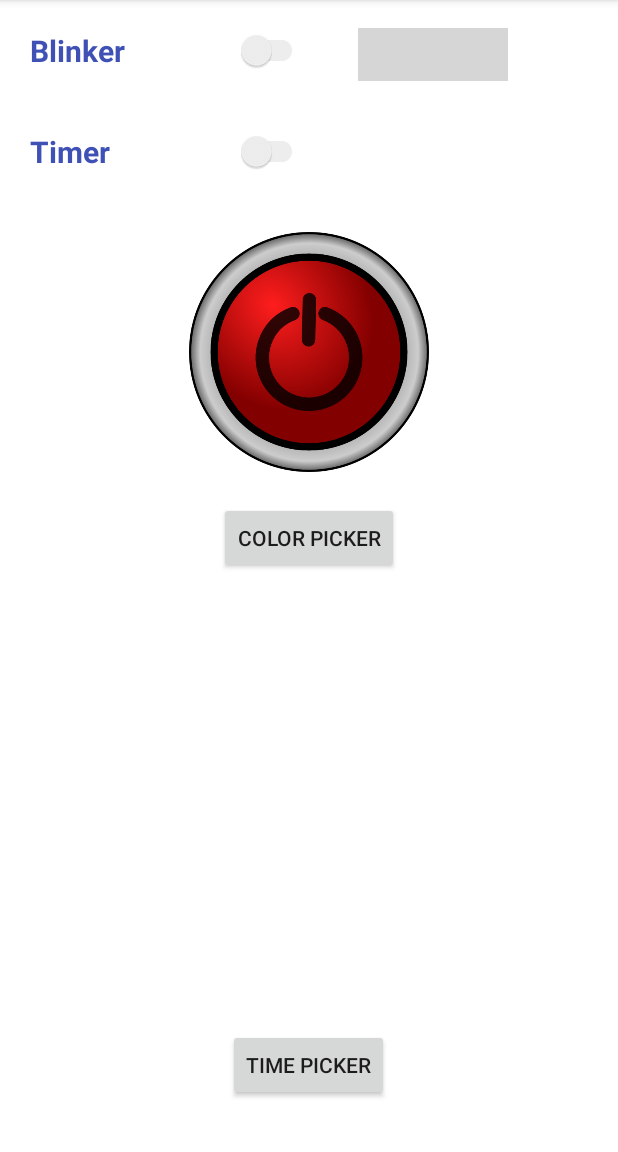
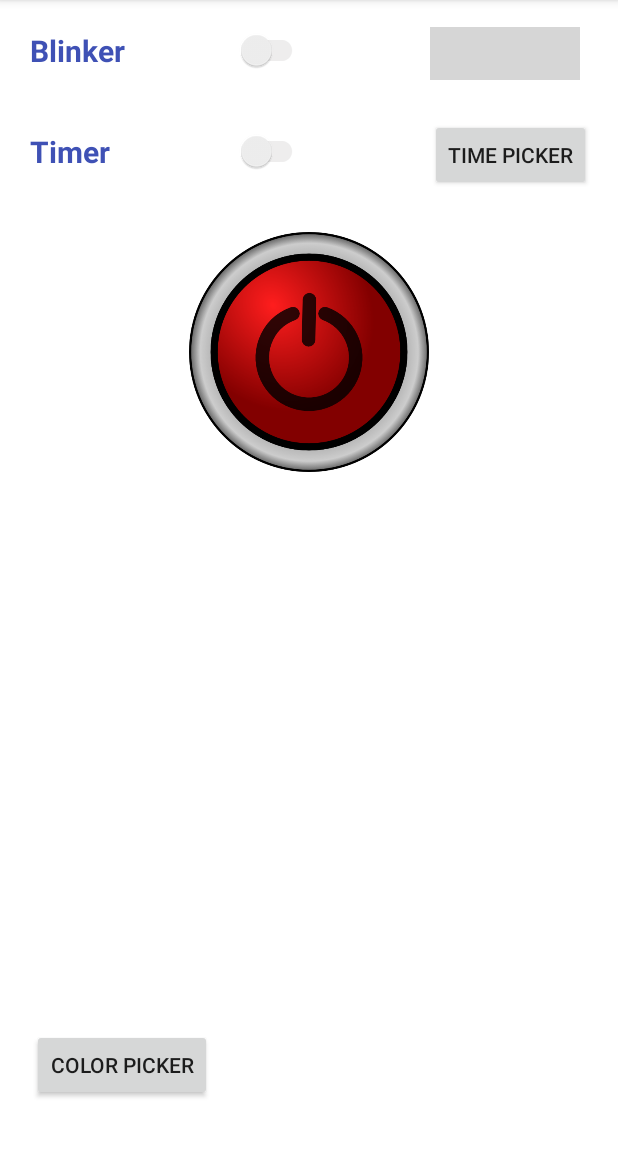
Before and after one commit to dishamahajan/Myapp1, an Android app: the screen it shows after launch (MainActivity), on a phone screen of 412 x 824 dp, the part 84-1236 px from its top. Run offline under Robolectric (Android 15) with nearby library versions, the phone set to English and light mode, and no system bars; our stand-ins replace AdMob; libraries missing offline, so code that uses them is left out: com.michaelmuenzer.android, yuku.ambilwarna; plain views replace ScrollableNumberPicker; grey boxes are pictures that could not be loaded.

Commit message:
Package name changes from - androidflashlightapp.inducesmile.com.myapp1 to - com.appmec.flashlightlite
Test Projects deleted

Time picker moved to right position

```diff
--- a/app/build.gradle
+++ b/app/build.gradle
@@ -10,9 +10,9 @@ android {
         }
     }
     compileSdkVersion 25
-    buildToolsVersion "25.0.2"
+    buildToolsVersion "25.0.3"
     defaultConfig {
-        applicationId "androidflashlightapp.inducesmile.com.myapp1"
+        applicationId "com.appmec.flashlightlite"
         minSdkVersion 16
         targetSdkVersion 25
         versionCode 3
--- a/app/src/main/AndroidManifest.xml
+++ b/app/src/main/AndroidManifest.xml
@@ -1,6 +1,6 @@
 <?xml version="1.0" encoding="utf-8"?>
 <manifest xmlns:android="http://schemas.android.com/apk/res/android"
-    package="androidflashlightapp.inducesmile.com.myapp1">
+    package="com.appmec.flashlightlite">
 
     <uses-permission android:name="android.permission.CAMERA" />
     <uses-permission android:name="android.permission.FLASHLIGHT" />
--- a/app/src/main/java/androidflashlightapp/inducesmile/com/myapp1/MainActivity.java
+++ b/app/src/main/java/com/appmec/flashlightlite/MainActivity.java
@@ -1,4 +1,4 @@
-package androidflashlightapp.inducesmile.com.myapp1;
+package com.appmec.flashlightlite;
 
 import android.app.AlertDialog;
 import android.app.DialogFragment;
@@ -135,7 +135,7 @@ public class MainActivity extends AppCompatActivity implements OnCheckedChangeLi
                 } else {
                     turnOffLight();
                 }
-                SwitchCompat switchCompat = (SwitchCompat) findViewById(R.id.timer);
+                SwitchCompat switchCompat = (SwitchCompat) findViewById(com.appmec.flashlightlite.R.id.timer);
                 switchCompat.setChecked(false);
                 timerText.setText("");
                 toast = Toast.makeText(MainActivity.this, "Timer : OFF", duration);
@@ -161,11 +161,11 @@ public class MainActivity extends AppCompatActivity implements OnCheckedChangeLi
     @Override
     protected void onCreate(Bundle savedInstanceState) {
         super.onCreate(savedInstanceState);
-        setContentView(R.layout.activity_main);
+        setContentView(com.appmec.flashlightlite.R.layout.activity_main);
 
-        relativeLayout = (RelativeLayout) findViewById(R.id.main);
-        button = (Button) findViewById(R.id.button);
-        DefaultColor = ContextCompat.getColor(MainActivity.this, R.color.white);
+        relativeLayout = (RelativeLayout) findViewById(com.appmec.flashlightlite.R.id.main);
+        button = (Button) findViewById(com.appmec.flashlightlite.R.id.button);
+        DefaultColor = ContextCompat.getColor(MainActivity.this, com.appmec.flashlightlite.R.color.white);
 
         button.setOnClickListener(new View.OnClickListener() {
             @Override
@@ -174,20 +174,20 @@ public class MainActivity extends AppCompatActivity implements OnCheckedChangeLi
             }
         });
 
-        isOnOFF = (ImageButton) findViewById(R.id.isOnOFF);
+        isOnOFF = (ImageButton) findViewById(com.appmec.flashlightlite.R.id.isOnOFF);
         isTorchOn = false;
         this.pm = (PowerManager) getSystemService(Context.POWER_SERVICE);
         screenOn = this.pm.isScreenOn();
-        timerPicker = (Button) findViewById(R.id.timePicker);
-        timerText = (TextView) findViewById(R.id.timerText);
+        timerPicker = (Button) findViewById(com.appmec.flashlightlite.R.id.timePicker);
+        timerText = (TextView) findViewById(com.appmec.flashlightlite.R.id.timerText);
 
         //for blinker
-        blinker = (SwitchCompat) findViewById(R.id.blinker);
+        blinker = (SwitchCompat) findViewById(com.appmec.flashlightlite.R.id.blinker);
         blinker.setOnCheckedChangeListener(this);
         blinker.setChecked(false);
 
         //for timer
-        timer = (SwitchCompat) findViewById(R.id.timer);
+        timer = (SwitchCompat) findViewById(com.appmec.flashlightlite.R.id.timer);
         timer.setOnCheckedChangeListener(this);
         timer.setChecked(false);
 
@@ -199,9 +199,9 @@ public class MainActivity extends AppCompatActivity implements OnCheckedChangeLi
 
         if (!isFlashAvailable) {
             AlertDialog alert = new AlertDialog.Builder(MainActivity.this).create();
-            alert.setTitle(getString(R.string.app_name));
-            alert.setMessage(getString(R.string.msg_error));
-            alert.setButton(DialogInterface.BUTTON_POSITIVE, getString(R.string.lbl_ok), new DialogInterface.OnClickListener() {
+            alert.setTitle(getString(com.appmec.flashlightlite.R.string.app_name));
+            alert.setMessage(getString(com.appmec.flashlightlite.R.string.msg_error));
+            alert.setButton(DialogInterface.BUTTON_POSITIVE, getString(com.appmec.flashlightlite.R.string.lbl_ok), new DialogInterface.OnClickListener() {
                 public void onClick(DialogInterface dialog, int which) {
                     finish();
                 }
@@ -279,7 +279,7 @@ public class MainActivity extends AppCompatActivity implements OnCheckedChangeLi
             }
         });
 
-        final ScrollableNumberPicker blinkerNumberPicker = (ScrollableNumberPicker) findViewById(R.id.number_picker_blinker);
+        final ScrollableNumberPicker blinkerNumberPicker = (ScrollableNumberPicker) findViewById(com.appmec.flashlightlite.R.id.number_picker_blinker);
         blinkerNumberPicker.setListener(new ScrollableNumberPickerListener() {
             @Override
             public void onNumberPicked(int value) {
@@ -356,7 +356,7 @@ public class MainActivity extends AppCompatActivity implements OnCheckedChangeLi
 
         //Admob
         MobileAds.initialize(this, "ca-app-pub-7860341576927713~5587659182");
-        mAdView = (AdView) findViewById(R.id.adViewAd);
+        mAdView = (AdView) findViewById(com.appmec.flashlightlite.R.id.adViewAd);
         AdRequest adRequest = new AdRequest.Builder()
                 .addTestDevice("D8D6B049EDAB3CB2227DD36B3ED29F2D")
                 .addTestDevice("25F149879ED72631F3CB460DEED0436A")
@@ -376,9 +376,9 @@ public class MainActivity extends AppCompatActivity implements OnCheckedChangeLi
 
     private void showNotification() {
         if (Build.VERSION.SDK_INT >= Build.VERSION_CODES.LOLLIPOP) {
-            notification.setSmallIcon(R.drawable.notification_icon);
+            notification.setSmallIcon(com.appmec.flashlightlite.R.drawable.notification_icon);
         } else {
-            notification.setSmallIcon(R.drawable.ic_launcher);
+            notification.setSmallIcon(com.appmec.flashlightlite.R.drawable.ic_launcher);
         }
         notification.setTicker("Flash is ON!");
         notification.setWhen(System.currentTimeMillis());
@@ -413,7 +413,7 @@ public class MainActivity extends AppCompatActivity implements OnCheckedChangeLi
 
     @Override
     public void onCheckedChanged(CompoundButton buttonView, boolean isChecked) {
-        final ScrollableNumberPicker blinkerNumberPicker = (ScrollableNumberPicker) findViewById(R.id.number_picker_blinker);
+        final ScrollableNumberPicker blinkerNumberPicker = (ScrollableNumberPicker) findViewById(com.appmec.flashlightlite.R.id.number_picker_blinker);
         blinkerNumberPicker.setListener(new ScrollableNumberPickerListener() {
             @Override
             public void onNumberPicked(int value) {
@@ -428,9 +428,9 @@ public class MainActivity extends AppCompatActivity implements OnCheckedChangeLi
                 timerTimeValue = value * 1000;
             }
         });*/
-        if (R.id.blinker == buttonView.getId()) {
+        if (com.appmec.flashlightlite.R.id.blinker == buttonView.getId()) {
             if (isChecked) {
-                SwitchCompat switchCompat = (SwitchCompat) findViewById(R.id.timer);
+                SwitchCompat switchCompat = (SwitchCompat) findViewById(com.appmec.flashlightlite.R.id.timer);
                 switchCompat.setChecked(false);
                 blink = true;
                 time = false;
@@ -444,10 +444,10 @@ public class MainActivity extends AppCompatActivity implements OnCheckedChangeLi
                 toast.show();
             }
         }
-        if (R.id.timer == buttonView.getId()) {
+        if (com.appmec.flashlightlite.R.id.timer == buttonView.getId()) {
             if (isChecked) {
                 startCountDownTimer();
-                SwitchCompat switchCompat = (SwitchCompat) findViewById(R.id.blinker);
+                SwitchCompat switchCompat = (SwitchCompat) findViewById(com.appmec.flashlightlite.R.id.blinker);
                 switchCompat.setChecked(false);
                 //    time = true;
                 blink = false;
@@ -551,12 +551,12 @@ public class MainActivity extends AppCompatActivity implements OnCheckedChangeLi
         try {
             if (Build.VERSION.SDK_INT >= Build.VERSION_CODES.M) {
                 objCameraManager.setTorchMode(mCameraId, true);
-                isOnOFF.setImageResource(R.drawable.on);
+                isOnOFF.setImageResource(com.appmec.flashlightlite.R.drawable.on);
             } else {
                 try {
                     builder.set(CaptureRequest.FLASH_MODE, CameraMetadata.FLASH_MODE_TORCH);
                     session.setRepeatingRequest(builder.build(), null, null);
-                    isOnOFF.setImageResource(R.drawable.on);
+                    isOnOFF.setImageResource(com.appmec.flashlightlite.R.drawable.on);
                 } catch (Exception e) {
                     e.printStackTrace();
                 }
@@ -570,12 +570,12 @@ public class MainActivity extends AppCompatActivity implements OnCheckedChangeLi
         try {
             if (Build.VERSION.SDK_INT >= Build.VERSION_CODES.M) {
                 objCameraManager.setTorchMode(mCameraId, false);
-                isOnOFF.setImageResource(R.drawable.off);
+                isOnOFF.setImageResource(com.appmec.flashlightlite.R.drawable.off);
             } else {
                 try {
                     builder.set(CaptureRequest.FLASH_MODE, CameraMetadata.FLASH_MODE_OFF);
                     session.setRepeatingRequest(builder.build(), null, null);
-                    isOnOFF.setImageResource(R.drawable.off);
+                    isOnOFF.setImageResource(com.appmec.flashlightlite.R.drawable.off);
                 } catch (Exception e) {
                     e.printStackTrace();
                 }
@@ -634,7 +634,7 @@ public class MainActivity extends AppCompatActivity implements OnCheckedChangeLi
         this.parameters.setFlashMode(Camera.Parameters.FLASH_MODE_TORCH);
         this.camera.setParameters(parameters);
         this.camera.startPreview();
-        isOnOFF.setImageResource(R.drawable.on);
+        isOnOFF.setImageResource(com.appmec.flashlightlite.R.drawable.on);
         isTorchOn = true;
     }
 
@@ -646,7 +646,7 @@ public class MainActivity extends AppCompatActivity implements OnCheckedChangeLi
         this.parameters.setFlashMode(Camera.Parameters.FLASH_MODE_OFF);
         this.camera.setParameters(parameters);
         this.camera.stopPreview();
-        isOnOFF.setImageResource(R.drawable.off);
+        isOnOFF.setImageResource(com.appmec.flashlightlite.R.drawable.off);
         isTorchOn = false;
     }
 
--- a/app/src/main/java/androidflashlightapp/inducesmile/com/myapp1/PickerDialogFragment.java
+++ b/app/src/main/java/com/appmec/flashlightlite/PickerDialogFragment.java
@@ -1,4 +1,4 @@
-package androidflashlightapp.inducesmile.com.myapp1;
+package com.appmec.flashlightlite;
 
 import mobi.upod.timedurationpicker.TimeDurationPicker;
 import mobi.upod.timedurationpicker.TimeDurationPickerDialogFragment;
--- a/app/src/main/res/layout/activity_main.xml
+++ b/app/src/main/res/layout/activity_main.xml
@@ -7,7 +7,7 @@
     android:layout_height="match_parent"
     android:background="@color/white"
     android:id="@+id/main"
-    tools:context="androidflashlightapp.inducesmile.com.myapp1.MainActivity">
+    tools:context=".MainActivity">
 
     <android.support.v7.widget.SwitchCompat
         android:id="@+id/blinker"
@@ -43,12 +43,12 @@
         app:snp_stepSize="50"
         app:snp_updateInterval="100"
         app:snp_value="100"
-        android:layout_marginBottom="13dp"
-        android:layout_alignBottom="@+id/blinker"
-        android:layout_toRightOf="@+id/blinker"
-        android:layout_toEndOf="@+id/blinker"
-        android:layout_marginLeft="13dp"
-        android:layout_marginStart="13dp" />
+        android:layout_marginBottom="14dp"
+        android:layout_marginRight="25dp"
+        android:layout_marginEnd="25dp"
+        android:layout_above="@+id/timer"
+        android:layout_alignParentRight="true"
+        android:layout_alignParentEnd="true" />
 
     <android.support.v7.widget.SwitchCompat
         android:id="@+id/timer"
@@ -115,11 +115,13 @@
         android:layout_height="wrap_content"
         android:gravity="center"
         android:layout_gravity="center"
-        android:layout_marginBottom="10dp"
         android:text="Color Picker"
-        android:layout_below="@+id/isOnOFF"
-        android:layout_centerHorizontal="true"
-        />
+        android:layout_above="@+id/adViewAd"
+        android:layout_alignParentLeft="true"
+        android:layout_alignParentStart="true"
+        android:layout_marginLeft="21dp"
+        android:layout_marginStart="21dp"
+        android:layout_marginBottom="34dp" />
 <TextView
     android:id="@+id/timerText"
     android:layout_width="wrap_content"
@@ -134,11 +136,11 @@
         android:layout_height="wrap_content"
         android:gravity="center"
         android:layout_gravity="center"
-        android:layout_marginBottom="34dp"
         android:text="Time Picker"
-        android:layout_above="@+id/adViewAd"
-        android:layout_centerHorizontal="true"
-        />
+        android:layout_alignBaseline="@+id/timer"
+        android:layout_alignBottom="@+id/timer"
+        android:layout_alignLeft="@+id/number_picker_blinker"
+        android:layout_alignStart="@+id/number_picker_blinker" />
 
     <com.google.android.gms.ads.AdView
         android:id="@+id/adViewAd"
--- a/app/src/main/res/layout/content_main.xml
+++ b/app/src/main/res/layout/content_main.xml
@@ -4,7 +4,7 @@
     xmlns:tools="http://schemas.android.com/tools"
     android:layout_width="match_parent"
     android:layout_height="match_parent"
-    tools:context="androidflashlightapp.inducesmile.com.myapp1.MainActivity"
+    tools:context=".MainActivity"
     tools:showIn="@layout/activity_main">
 
     <TextView
--- a/app/src/main/res/menu/menu_main.xml
+++ b/app/src/main/res/menu/menu_main.xml
@@ -1,7 +1,7 @@
 <menu xmlns:android="http://schemas.android.com/apk/res/android"
     xmlns:app="http://schemas.android.com/apk/res-auto"
     xmlns:tools="http://schemas.android.com/tools"
-    tools:context="androidflashlightapp.inducesmile.com.myapp1.MainActivity">
+    tools:context=".MainActivity">
     <item
         android:id="@+id/action_settings"
         android:orderInCategory="100"
--- a/build.gradle
+++ b/build.gradle
@@ -5,7 +5,7 @@ buildscript {
         jcenter()
     }
     dependencies {
-        classpath 'com.android.tools.build:gradle:2.3.2'
+        classpath 'com.android.tools.build:gradle:2.3.3'
 
         // NOTE: Do not place your application dependencies here; they belong
         // in the individual module build.gradle files
```
